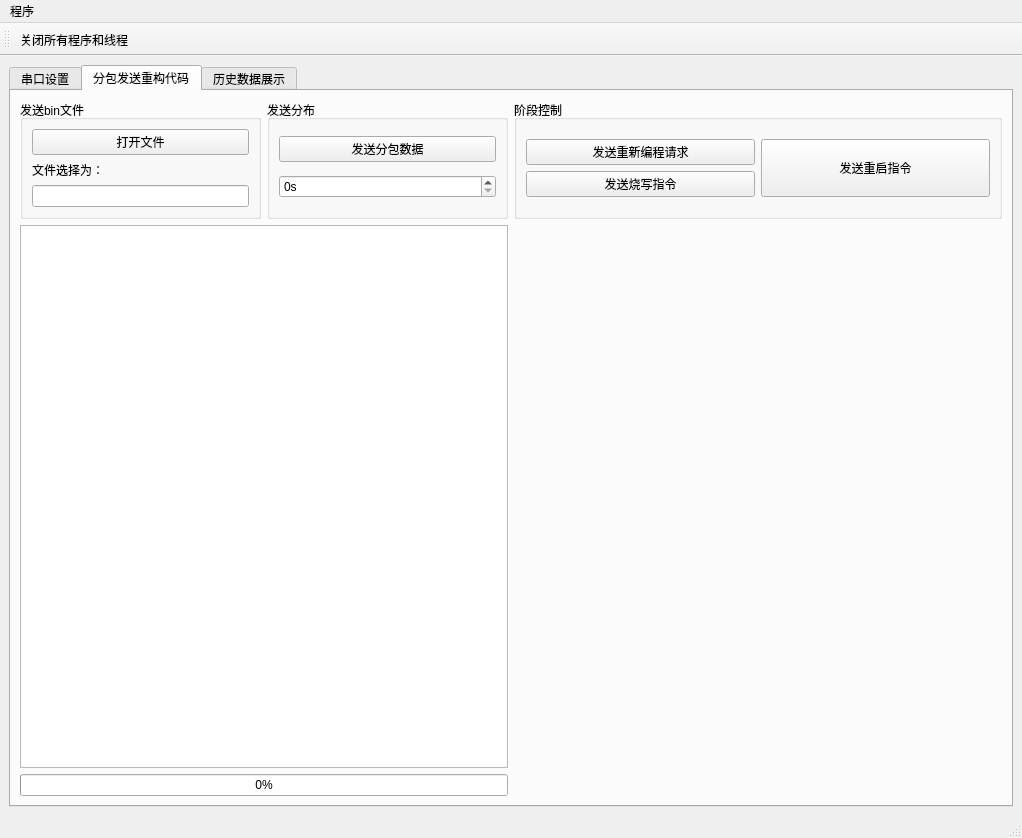
Above: chonggouv0.8haveindex/chuankou.ui from ks3356143/serialploter-old before the change. Below: the same form after it.
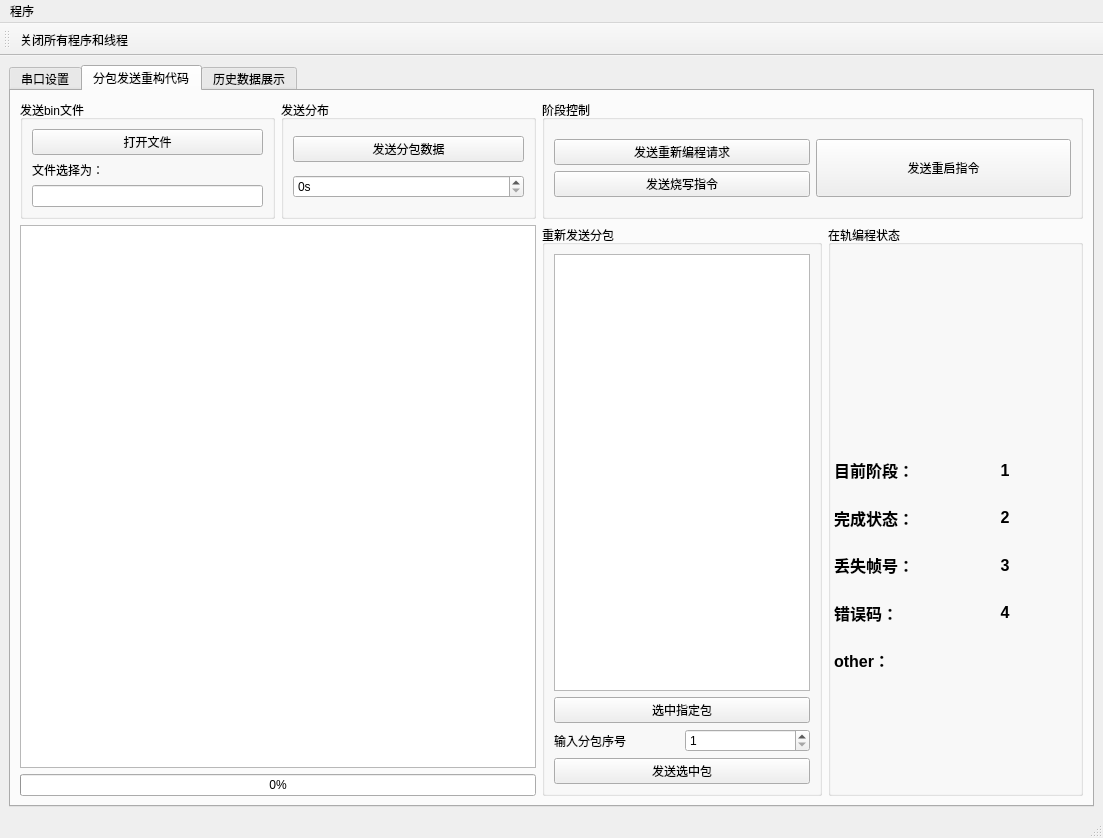
That is the form after the change. Icons and pictures are not drawn.

Commit message: 重构代码发送

Patch:
```diff
--- a/chonggouv0.8haveindex/chuankou.ui
+++ b/chonggouv0.8haveindex/chuankou.ui
@@ -6,8 +6,8 @@
    <rect>
     <x>0</x>
     <y>0</y>
-    <width>1022</width>
-    <height>704</height>
+    <width>1103</width>
+    <height>732</height>
    </rect>
   </property>
   <property name="windowTitle">
@@ -622,40 +622,81 @@
         <string>分包发送重构代码</string>
        </attribute>
        <layout class="QGridLayout" name="gridLayout_18">
-        <item row="0" column="1">
-         <widget class="QGroupBox" name="groupBox_10">
-          <property name="title">
-           <string>发送分布</string>
-          </property>
-          <layout class="QGridLayout" name="gridLayout_17">
-           <item row="0" column="0">
-            <widget class="QPushButton" name="pushButton_send_bin">
-             <property name="text">
-              <string>发送分包数据</string>
-             </property>
-            </widget>
-           </item>
-           <item row="1" column="0">
-            <widget class="QSpinBox" name="spinBox">
-             <property name="suffix">
-              <string>s</string>
-             </property>
-             <property name="prefix">
-              <string/>
-             </property>
-             <property name="minimum">
-              <number>0</number>
-             </property>
-             <property name="maximum">
-              <number>20</number>
-             </property>
-             <property name="singleStep">
-              <number>1</number>
-             </property>
-            </widget>
-           </item>
-          </layout>
-         </widget>
+        <item row="1" column="2">
+         <layout class="QGridLayout" name="gridLayout_19">
+          <item row="0" column="0">
+           <widget class="QGroupBox" name="groupBox_12">
+            <property name="title">
+             <string>重新发送分包</string>
+            </property>
+            <layout class="QGridLayout" name="gridLayout_22">
+             <item row="0" column="0">
+              <widget class="QListWidget" name="listWidget_2">
+               <property name="sizePolicy">
+                <sizepolicy hsizetype="Preferred" vsizetype="Expanding">
+                 <horstretch>0</horstretch>
+                 <verstretch>0</verstretch>
+                </sizepolicy>
+               </property>
+              </widget>
+             </item>
+             <item row="1" column="0">
+              <widget class="QPushButton" name="pushButton_7">
+               <property name="sizePolicy">
+                <sizepolicy hsizetype="Preferred" vsizetype="Fixed">
+                 <horstretch>0</horstretch>
+                 <verstretch>0</verstretch>
+                </sizepolicy>
+               </property>
+               <property name="text">
+                <string>选中指定包</string>
+               </property>
+              </widget>
+             </item>
+             <item row="2" column="0">
+              <layout class="QHBoxLayout" name="horizontalLayout_8">
+               <item>
+                <widget class="QLabel" name="label_20">
+                 <property name="text">
+                  <string>输入分包序号</string>
+                 </property>
+                </widget>
+               </item>
+               <item>
+                <widget class="QSpinBox" name="spinBox_2">
+                 <property name="sizePolicy">
+                  <sizepolicy hsizetype="Preferred" vsizetype="Fixed">
+                   <horstretch>0</horstretch>
+                   <verstretch>0</verstretch>
+                  </sizepolicy>
+                 </property>
+                 <property name="minimum">
+                  <number>1</number>
+                 </property>
+                 <property name="maximum">
+                  <number>300000</number>
+                 </property>
+                </widget>
+               </item>
+              </layout>
+             </item>
+             <item row="3" column="0">
+              <widget class="QPushButton" name="pushButton_4">
+               <property name="sizePolicy">
+                <sizepolicy hsizetype="Preferred" vsizetype="Fixed">
+                 <horstretch>0</horstretch>
+                 <verstretch>0</verstretch>
+                </sizepolicy>
+               </property>
+               <property name="text">
+                <string>发送选中包</string>
+               </property>
+              </widget>
+             </item>
+            </layout>
+           </widget>
+          </item>
+         </layout>
         </item>
         <item row="0" column="0">
          <widget class="QGroupBox" name="groupBox_7">
@@ -683,28 +724,113 @@
           </layout>
          </widget>
         </item>
-        <item row="1" column="2">
-         <layout class="QGridLayout" name="gridLayout_19"/>
-        </item>
-        <item row="1" column="0" colspan="2">
-         <layout class="QVBoxLayout" name="verticalLayout_8">
-          <item>
-           <widget class="QTextEdit" name="textEdit"/>
-          </item>
-          <item>
-           <widget class="QProgressBar" name="progressBar">
-            <property name="value">
-             <number>0</number>
-            </property>
-            <property name="format">
-             <string>%p%</string>
-            </property>
-           </widget>
-          </item>
-         </layout>
-        </item>
         <item row="1" column="3">
-         <layout class="QGridLayout" name="gridLayout_21"/>
+         <layout class="QGridLayout" name="gridLayout_21">
+          <item row="0" column="0">
+           <widget class="QGroupBox" name="groupBox_11">
+            <property name="title">
+             <string>在轨编程状态</string>
+            </property>
+            <widget class="QWidget" name="">
+             <property name="geometry">
+              <rect>
+               <x>6</x>
+               <y>225</y>
+               <width>226</width>
+               <height>231</height>
+              </rect>
+             </property>
+             <layout class="QGridLayout" name="gridLayout_20">
+              <item row="0" column="0">
+               <widget class="QLabel" name="label_10">
+                <property name="text">
+                 <string>&lt;html&gt;&lt;head/&gt;&lt;body&gt;&lt;p&gt;&lt;span style=&quot; font-size:12pt; font-weight:600;&quot;&gt;目前阶段：&lt;/span&gt;&lt;/p&gt;&lt;/body&gt;&lt;/html&gt;</string>
+                </property>
+               </widget>
+              </item>
+              <item row="0" column="1">
+               <widget class="QLabel" name="label_15">
+                <property name="text">
+                 <string>&lt;html&gt;&lt;head/&gt;&lt;body&gt;&lt;p&gt;&lt;span style=&quot; font-size:12pt; font-weight:600;&quot;&gt;1&lt;/span&gt;&lt;/p&gt;&lt;/body&gt;&lt;/html&gt;</string>
+                </property>
+                <property name="alignment">
+                 <set>Qt::AlignCenter</set>
+                </property>
+               </widget>
+              </item>
+              <item row="1" column="0">
+               <widget class="QLabel" name="label_11">
+                <property name="text">
+                 <string>&lt;html&gt;&lt;head/&gt;&lt;body&gt;&lt;p&gt;&lt;span style=&quot; font-size:12pt; font-weight:600;&quot;&gt;完成状态：&lt;/span&gt;&lt;/p&gt;&lt;/body&gt;&lt;/html&gt;</string>
+                </property>
+               </widget>
+              </item>
+              <item row="1" column="1">
+               <widget class="QLabel" name="label_16">
+                <property name="text">
+                 <string>&lt;html&gt;&lt;head/&gt;&lt;body&gt;&lt;p&gt;&lt;span style=&quot; font-size:12pt; font-weight:600;&quot;&gt;2&lt;/span&gt;&lt;/p&gt;&lt;/body&gt;&lt;/html&gt;</string>
+                </property>
+                <property name="alignment">
+                 <set>Qt::AlignCenter</set>
+                </property>
+               </widget>
+              </item>
+              <item row="2" column="0">
+               <widget class="QLabel" name="label_12">
+                <property name="text">
+                 <string>&lt;html&gt;&lt;head/&gt;&lt;body&gt;&lt;p&gt;&lt;span style=&quot; font-size:12pt; font-weight:600;&quot;&gt;丢失帧号：&lt;/span&gt;&lt;/p&gt;&lt;/body&gt;&lt;/html&gt;</string>
+                </property>
+               </widget>
+              </item>
+              <item row="2" column="1">
+               <widget class="QLabel" name="label_17">
+                <property name="text">
+                 <string>&lt;html&gt;&lt;head/&gt;&lt;body&gt;&lt;p&gt;&lt;span style=&quot; font-size:12pt; font-weight:600;&quot;&gt;3&lt;/span&gt;&lt;/p&gt;&lt;/body&gt;&lt;/html&gt;</string>
+                </property>
+                <property name="alignment">
+                 <set>Qt::AlignCenter</set>
+                </property>
+               </widget>
+              </item>
+              <item row="3" column="0">
+               <widget class="QLabel" name="label_13">
+                <property name="text">
+                 <string>&lt;html&gt;&lt;head/&gt;&lt;body&gt;&lt;p&gt;&lt;span style=&quot; font-size:12pt; font-weight:600;&quot;&gt;错误码：&lt;/span&gt;&lt;/p&gt;&lt;/body&gt;&lt;/html&gt;</string>
+                </property>
+               </widget>
+              </item>
+              <item row="3" column="1">
+               <widget class="QLabel" name="label_18">
+                <property name="text">
+                 <string>&lt;html&gt;&lt;head/&gt;&lt;body&gt;&lt;p&gt;&lt;span style=&quot; font-size:12pt; font-weight:600;&quot;&gt;4&lt;/span&gt;&lt;/p&gt;&lt;/body&gt;&lt;/html&gt;</string>
+                </property>
+                <property name="alignment">
+                 <set>Qt::AlignCenter</set>
+                </property>
+               </widget>
+              </item>
+              <item row="4" column="0">
+               <widget class="QLabel" name="label_14">
+                <property name="text">
+                 <string>&lt;html&gt;&lt;head/&gt;&lt;body&gt;&lt;p&gt;&lt;span style=&quot; font-size:12pt; font-weight:600;&quot;&gt;other：&lt;/span&gt;&lt;/p&gt;&lt;/body&gt;&lt;/html&gt;</string>
+                </property>
+               </widget>
+              </item>
+              <item row="4" column="1">
+               <widget class="QLabel" name="label_19">
+                <property name="text">
+                 <string>&lt;html&gt;&lt;head/&gt;&lt;body&gt;&lt;p&gt;&lt;br/&gt;&lt;/p&gt;&lt;/body&gt;&lt;/html&gt;</string>
+                </property>
+                <property name="alignment">
+                 <set>Qt::AlignCenter</set>
+                </property>
+               </widget>
+              </item>
+             </layout>
+            </widget>
+           </widget>
+          </item>
+         </layout>
         </item>
         <item row="0" column="2" colspan="2">
          <widget class="QGroupBox" name="groupBox_9">
@@ -746,6 +872,58 @@
           </layout>
          </widget>
         </item>
+        <item row="0" column="1">
+         <widget class="QGroupBox" name="groupBox_10">
+          <property name="title">
+           <string>发送分布</string>
+          </property>
+          <layout class="QGridLayout" name="gridLayout_17">
+           <item row="0" column="0">
+            <widget class="QPushButton" name="pushButton_send_bin">
+             <property name="text">
+              <string>发送分包数据</string>
+             </property>
+            </widget>
+           </item>
+           <item row="1" column="0">
+            <widget class="QSpinBox" name="spinBox">
+             <property name="suffix">
+              <string>s</string>
+             </property>
+             <property name="prefix">
+              <string/>
+             </property>
+             <property name="minimum">
+              <number>0</number>
+             </property>
+             <property name="maximum">
+              <number>20</number>
+             </property>
+             <property name="singleStep">
+              <number>1</number>
+             </property>
+            </widget>
+           </item>
+          </layout>
+         </widget>
+        </item>
+        <item row="1" column="0" colspan="2">
+         <layout class="QVBoxLayout" name="verticalLayout_8">
+          <item>
+           <widget class="QTextEdit" name="textEdit"/>
+          </item>
+          <item>
+           <widget class="QProgressBar" name="progressBar">
+            <property name="value">
+             <number>0</number>
+            </property>
+            <property name="format">
+             <string>%p%</string>
+            </property>
+           </widget>
+          </item>
+         </layout>
+        </item>
        </layout>
       </widget>
       <widget class="QWidget" name="tab_3">
@@ -844,7 +1022,7 @@
     <rect>
      <x>0</x>
      <y>0</y>
-     <width>1022</width>
+     <width>1103</width>
      <height>22</height>
     </rect>
    </property>
```
The commit also changes 9 other files.
